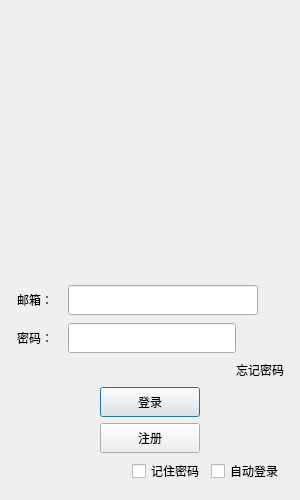
Before: the Qt Designer form Client/logindialog.ui in Stan-Vincent/HChat-demo, drawn with Qt 5.
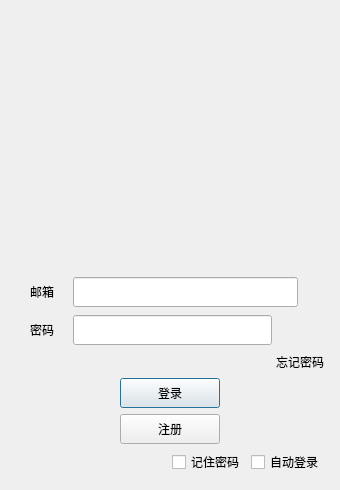
After: the same form once the commit is applied. Custom widgets are drawn as their Qt base class.

```diff
--- a/Client/logindialog.ui
+++ b/Client/logindialog.ui
@@ -6,20 +6,20 @@
    <rect>
     <x>0</x>
     <y>0</y>
-    <width>300</width>
-    <height>500</height>
+    <width>340</width>
+    <height>490</height>
    </rect>
   </property>
   <property name="minimumSize">
    <size>
-    <width>300</width>
-    <height>500</height>
+    <width>340</width>
+    <height>490</height>
    </size>
   </property>
   <property name="maximumSize">
    <size>
-    <width>300</width>
-    <height>500</height>
+    <width>340</width>
+    <height>532</height>
    </size>
   </property>
   <property name="windowTitle">
@@ -76,7 +76,7 @@
           <property name="minimumSize">
            <size>
             <width>200</width>
-            <height>200</height>
+            <height>199</height>
            </size>
           </property>
           <property name="maximumSize">
@@ -135,7 +135,10 @@
           </size>
          </property>
          <property name="text">
-          <string>邮箱：</string>
+          <string>邮箱</string>
+         </property>
+         <property name="alignment">
+          <set>Qt::AlignCenter</set>
          </property>
         </widget>
        </item>
@@ -202,7 +205,10 @@
           </size>
          </property>
          <property name="text">
-          <string>密码：</string>
+          <string>密码</string>
+         </property>
+         <property name="alignment">
+          <set>Qt::AlignCenter</set>
          </property>
         </widget>
        </item>
```
